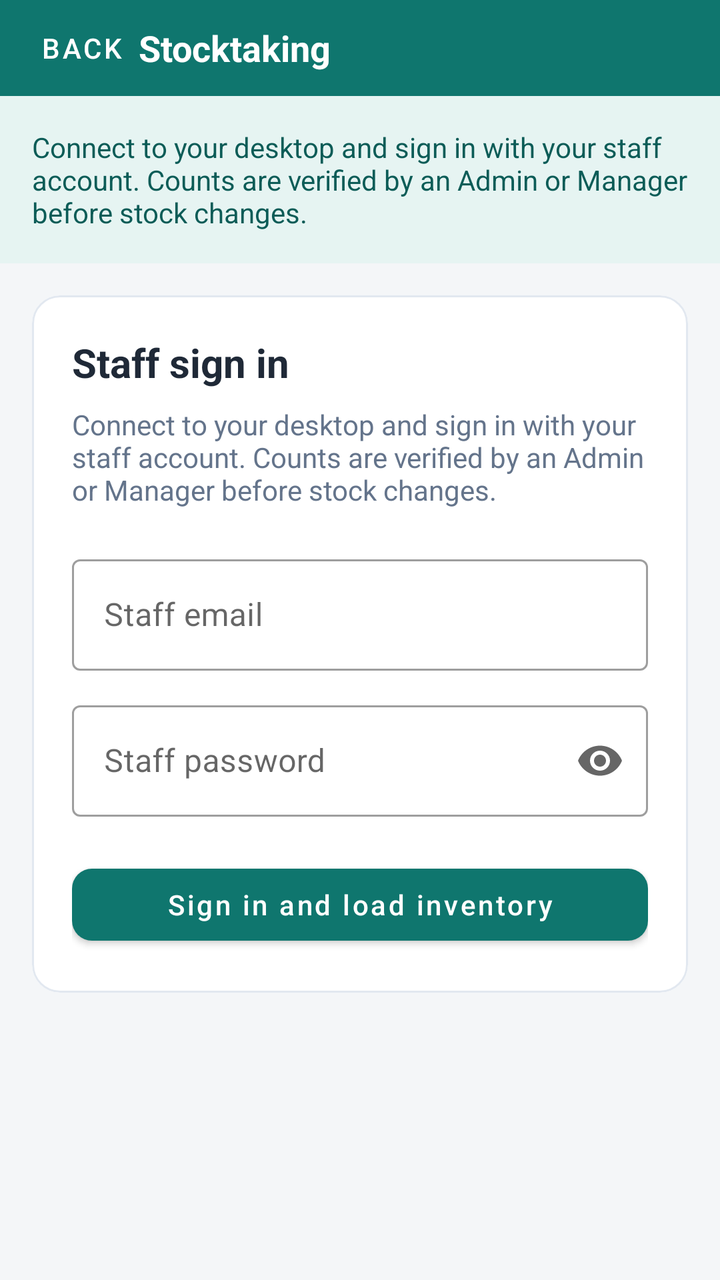
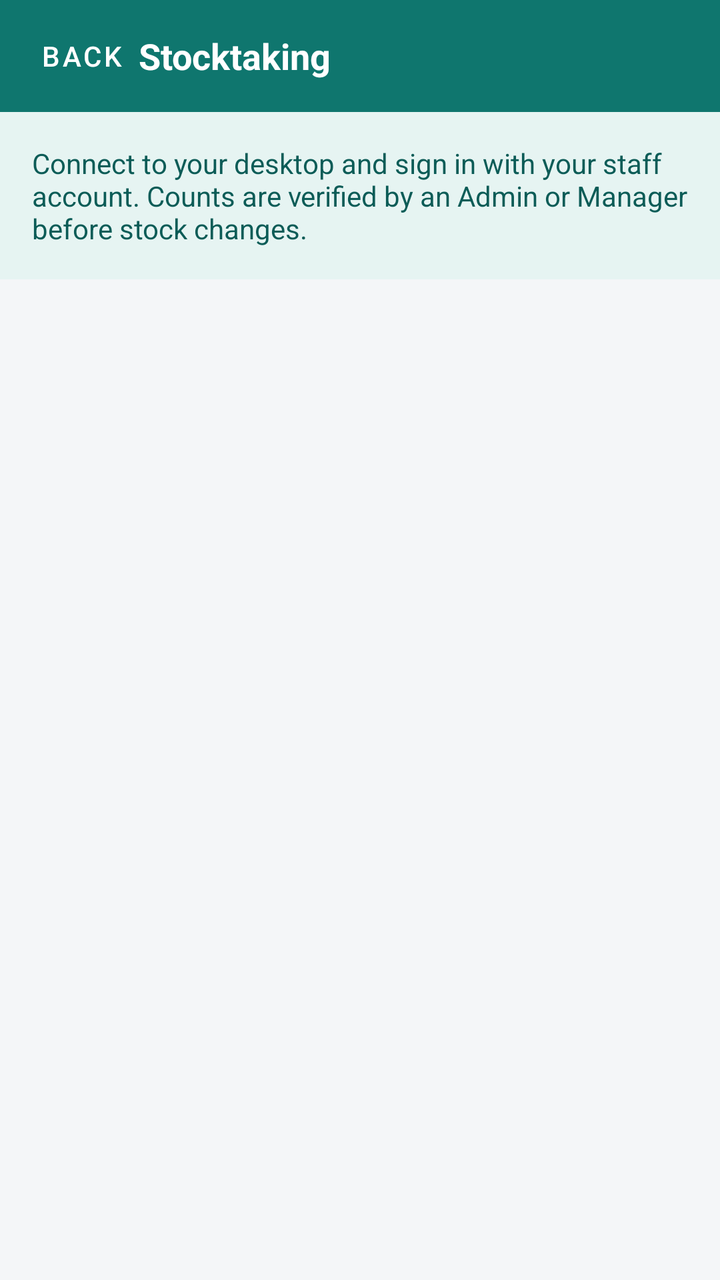

Before-and-after screenshots of an Android layout around one commit, followed by the original layout XML and the change that was made.
<!-- AndroidManifest.xml: application theme Theme.POSScanner -->
<!-- res/layout/activity_stocktake.xml -->
<?xml version="1.0" encoding="utf-8"?>
<LinearLayout xmlns:android="http://schemas.android.com/apk/res/android" xmlns:app="http://schemas.android.com/apk/res-auto"
    android:layout_width="match_parent" android:layout_height="match_parent" android:orientation="vertical" android:background="@color/bg">
    <LinearLayout android:layout_width="match_parent" android:layout_height="wrap_content" android:gravity="center_vertical"
        android:orientation="horizontal" android:paddingHorizontal="12dp" android:background="@color/brand_primary">
        <com.google.android.material.button.MaterialButton android:id="@+id/stocktakeBack" style="@style/Widget.MaterialComponents.Button.TextButton"
            android:layout_width="wrap_content" android:layout_height="48dp" android:minWidth="48dp" android:text="@string/back" android:textColor="@color/white" />
        <TextView android:layout_width="0dp" android:layout_height="wrap_content" android:layout_weight="1"
            android:text="@string/stocktaking" android:textColor="@color/white" android:textSize="18sp" android:textStyle="bold" />
        <com.google.android.material.button.MaterialButton android:id="@+id/stocktakeLogout" style="@style/Widget.MaterialComponents.Button.TextButton"
            android:layout_width="wrap_content" android:layout_height="48dp" android:text="@string/sign_out" android:textColor="@color/white" android:visibility="gone" />
    </LinearLayout>
    <ProgressBar android:id="@+id/stocktakeProgress" style="?android:attr/progressBarStyleHorizontal"
        android:layout_width="match_parent" android:layout_height="4dp" android:indeterminate="true" android:visibility="gone" />
    <TextView android:id="@+id/stocktakeStatus" android:layout_width="match_parent" android:layout_height="wrap_content"
        android:padding="16dp" android:text="@string/stocktake_login_hint" android:textColor="@color/brand_primary_dark"
        android:background="@color/brand_primary_light" android:accessibilityLiveRegion="polite" />
    <ScrollView android:id="@+id/stocktakeLoginPanel" android:layout_width="match_parent" android:layout_height="0dp"
        android:layout_weight="1" android:fillViewport="true">
        <LinearLayout android:layout_width="match_parent" android:layout_height="wrap_content" android:orientation="vertical" android:padding="16dp">
            <com.google.android.material.card.MaterialCardView style="@style/ActionRow" android:layout_width="match_parent" android:layout_height="wrap_content">
                <LinearLayout android:layout_width="match_parent" android:layout_height="wrap_content" android:padding="20dp" android:orientation="vertical">
                    <TextView android:layout_width="match_parent" android:layout_height="wrap_content" android:text="@string/staff_sign_in"
                        android:textSize="20sp" android:textStyle="bold" android:textColor="@color/ink" />
                    <TextView android:layout_width="match_parent" android:layout_height="wrap_content" android:layout_marginTop="8dp"
                        android:text="@string/stocktake_login_hint" android:textSize="14sp" android:textColor="@color/muted" />
                    <com.google.android.material.textfield.TextInputLayout style="@style/Widget.MaterialComponents.TextInputLayout.OutlinedBox"
                        android:layout_width="match_parent" android:layout_height="wrap_content" android:layout_marginTop="20dp" android:hint="@string/staff_email">
                        <com.google.android.material.textfield.TextInputEditText android:id="@+id/stocktakeEmail" android:layout_width="match_parent"
                            android:layout_height="wrap_content" android:inputType="textEmailAddress" android:autofillHints="username" android:singleLine="true" />
                    </com.google.android.material.textfield.TextInputLayout>
                    <com.google.android.material.textfield.TextInputLayout style="@style/Widget.MaterialComponents.TextInputLayout.OutlinedBox"
                        android:layout_width="match_parent" android:layout_height="wrap_content" android:layout_marginTop="12dp"
                        android:hint="@string/staff_password" app:endIconMode="password_toggle">
                        <com.google.android.material.textfield.TextInputEditText android:id="@+id/stocktakePassword" android:layout_width="match_parent"
                            android:layout_height="wrap_content" android:inputType="textPassword" android:autofillHints="password" android:singleLine="true" />
                    </com.google.android.material.textfield.TextInputLayout>
                    <com.google.android.material.button.MaterialButton android:id="@+id/stocktakeLogin" android:layout_width="match_parent"
                        android:layout_height="wrap_content" android:minHeight="48dp" android:layout_marginTop="20dp" android:text="@string/sign_in_load_inventory"
                        android:textAllCaps="false" app:cornerRadius="10dp" />
                </LinearLayout>
            </com.google.android.material.card.MaterialCardView>
        </LinearLayout>
    </ScrollView>
    <LinearLayout android:id="@+id/stocktakeCountPanel" android:layout_width="match_parent" android:layout_height="0dp"
        android:layout_weight="1" android:orientation="vertical" android:paddingHorizontal="16dp" android:visibility="gone">
        <TextView android:id="@+id/stocktakeSummary" android:layout_width="match_parent" android:layout_height="wrap_content"
            android:paddingVertical="12dp" android:textSize="16sp" android:textStyle="bold" android:textColor="@color/ink" />
        <com.google.android.material.textfield.TextInputLayout style="@style/Widget.MaterialComponents.TextInputLayout.OutlinedBox"
            android:layout_width="match_parent" android:layout_height="wrap_content" android:hint="@string/search_inventory">
            <com.google.android.material.textfield.TextInputEditText android:id="@+id/stocktakeSearch" android:layout_width="match_parent"
                android:layout_height="wrap_content" android:singleLine="true" android:inputType="text" />
        </com.google.android.material.textfield.TextInputLayout>
        <com.google.android.material.button.MaterialButton android:id="@+id/stocktakeScan" style="@style/Widget.MaterialComponents.Button.OutlinedButton"
            android:layout_width="match_parent" android:layout_height="wrap_content" android:minHeight="48dp"
            android:text="@string/scan_product_barcode" android:textAllCaps="false" app:icon="@drawable/ic_inventory" app:cornerRadius="10dp" />
        <androidx.recyclerview.widget.RecyclerView android:id="@+id/stocktakeItems" android:layout_width="match_parent"
            android:layout_height="0dp" android:layout_weight="1" android:clipToPadding="false" android:paddingVertical="8dp" />
        <TextView android:id="@+id/stocktakeEmpty" android:layout_width="match_parent" android:layout_height="wrap_content"
            android:text="@string/no_inventory_matches" android:padding="16dp" android:textColor="@color/muted" android:visibility="gone" />
        <com.google.android.material.textfield.TextInputLayout style="@style/Widget.MaterialComponents.TextInputLayout.OutlinedBox"
            android:layout_width="match_parent" android:layout_height="wrap_content" android:hint="@string/count_notes">
            <com.google.android.material.textfield.TextInputEditText android:id="@+id/stocktakeNotes" android:layout_width="match_parent"
                android:layout_height="wrap_content" android:maxLength="1000" android:maxLines="2" android:inputType="textMultiLine|textCapSentences" />
        </com.google.android.material.textfield.TextInputLayout>
        <com.google.android.material.button.MaterialButton android:id="@+id/stocktakeSubmit" android:layout_width="match_parent"
            android:layout_height="wrap_content" android:minHeight="48dp" android:text="@string/submit_for_approval" android:textAllCaps="false" app:cornerRadius="10dp" />
        <com.google.android.material.button.MaterialButton android:id="@+id/stocktakeNew" style="@style/Widget.MaterialComponents.Button.TextButton"
            android:layout_width="match_parent" android:layout_height="wrap_content" android:minHeight="48dp"
            android:text="@string/start_fresh_count" android:textAllCaps="false" />
    </LinearLayout>
</LinearLayout>
<!-- resources referenced by this layout -->
<resources>
  <color name="bg">#F4F6F8</color>
  <color name="brand_primary">#0F766E</color>
  <color name="brand_primary_dark">#0C5C57</color>
  <color name="brand_primary_light">#E6F4F2</color>
  <color name="ink">#1F2937</color>
  <color name="muted">#64748B</color>
  <color name="white">#FFFFFF</color>
  <!-- drawable ic_inventory (drawable) -->
  <vector xmlns:android="http://schemas.android.com/apk/res/android"
      android:width="24dp"
      android:height="24dp"
      android:viewportWidth="24"
      android:viewportHeight="24">
      <path
          android:strokeColor="@android:color/white"
          android:strokeWidth="2"
          android:strokeLineJoin="round"
          android:strokeLineCap="round"
          android:fillColor="#00000000"
          android:pathData="M4,8 L12,4 L20,8 L20,18 L12,22 L4,18 Z" />
      <path
          android:strokeColor="@android:color/white"
          android:strokeWidth="2"
          android:strokeLineCap="round"
          android:fillColor="#00000000"
          android:pathData="M4,8 L12,12 L20,8 M12,12 L12,22" />
  </vector>
  <string name="back">Back</string>
  <string name="count_notes">Count notes (optional)</string>
  <string name="no_inventory_matches">No products match your search.</string>
  <string name="scan_product_barcode">Scan product barcode</string>
  <string name="search_inventory">Search name or barcode</string>
  <string name="sign_in_load_inventory">Sign in and load inventory</string>
  <string name="sign_out">Sign out</string>
  <string name="staff_email">Staff email</string>
  <string name="staff_password">Staff password</string>
  <string name="staff_sign_in">Staff sign in</string>
  <string name="start_fresh_count">Start a fresh count</string>
  <string name="stocktake_login_hint">Connect to your desktop and sign in with your staff account. Counts are verified by an Admin or Manager before stock changes.</string>
  <string name="stocktaking">Stocktaking</string>
  <string name="submit_for_approval">Submit for approval</string>
  <style name="ActionRow" parent="Widget.MaterialComponents.CardView">
          <item name="cardCornerRadius">14dp</item>
          <item name="cardElevation">0dp</item>
          <item name="strokeColor">@color/border</item>
          <item name="strokeWidth">1dp</item>
          <item name="cardBackgroundColor">@color/surface</item>
      </style>
  <style name="Theme.POSScanner" parent="Theme.MaterialComponents.Light.NoActionBar">
          <item name="colorPrimary">@color/brand_primary</item>
          <item name="colorPrimaryDark">@color/brand_primary_dark</item>
          <item name="colorAccent">@color/brand_primary</item>
          <item name="colorOnPrimary">@color/white</item>
          <item name="android:statusBarColor">@color/brand_primary_dark</item>
          <item name="android:windowBackground">@color/bg</item>
      </style>
  <color name="border">#E2E8F0</color>
  <color name="surface">#FFFFFF</color>
</resources>

<!-- the commit's change to res/layout/activity_stocktake.xml (unified diff, before → after) -->
@@ -2,46 +2,18 @@
 <LinearLayout xmlns:android="http://schemas.android.com/apk/res/android" xmlns:app="http://schemas.android.com/apk/res-auto"
     android:layout_width="match_parent" android:layout_height="match_parent" android:orientation="vertical" android:background="@color/bg">
     <LinearLayout android:layout_width="match_parent" android:layout_height="wrap_content" android:gravity="center_vertical"
-        android:orientation="horizontal" android:paddingHorizontal="12dp" android:background="@color/brand_primary">
+        android:orientation="horizontal" android:paddingHorizontal="12dp" android:minHeight="56dp" android:background="@color/brand_primary">
         <com.google.android.material.button.MaterialButton android:id="@+id/stocktakeBack" style="@style/Widget.MaterialComponents.Button.TextButton"
             android:layout_width="wrap_content" android:layout_height="48dp" android:minWidth="48dp" android:text="@string/back" android:textColor="@color/white" />
         <TextView android:layout_width="0dp" android:layout_height="wrap_content" android:layout_weight="1"
             android:text="@string/stocktaking" android:textColor="@color/white" android:textSize="18sp" android:textStyle="bold" />
-        <com.google.android.material.button.MaterialButton android:id="@+id/stocktakeLogout" style="@style/Widget.MaterialComponents.Button.TextButton"
-            android:layout_width="wrap_content" android:layout_height="48dp" android:text="@string/sign_out" android:textColor="@color/white" android:visibility="gone" />
+
     </LinearLayout>
     <ProgressBar android:id="@+id/stocktakeProgress" style="?android:attr/progressBarStyleHorizontal"
         android:layout_width="match_parent" android:layout_height="4dp" android:indeterminate="true" android:visibility="gone" />
     <TextView android:id="@+id/stocktakeStatus" android:layout_width="match_parent" android:layout_height="wrap_content"
         android:padding="16dp" android:text="@string/stocktake_login_hint" android:textColor="@color/brand_primary_dark"
         android:background="@color/brand_primary_light" android:accessibilityLiveRegion="polite" />
-    <ScrollView android:id="@+id/stocktakeLoginPanel" android:layout_width="match_parent" android:layout_height="0dp"
-        android:layout_weight="1" android:fillViewport="true">
-        <LinearLayout android:layout_width="match_parent" android:layout_height="wrap_content" android:orientation="vertical" android:padding="16dp">
-            <com.google.android.material.card.MaterialCardView style="@style/ActionRow" android:layout_width="match_parent" android:layout_height="wrap_content">
-                <LinearLayout android:layout_width="match_parent" android:layout_height="wrap_content" android:padding="20dp" android:orientation="vertical">
-                    <TextView android:layout_width="match_parent" android:layout_height="wrap_content" android:text="@string/staff_sign_in"
-                        android:textSize="20sp" android:textStyle="bold" android:textColor="@color/ink" />
-                    <TextView android:layout_width="match_parent" android:layout_height="wrap_content" android:layout_marginTop="8dp"
-                        android:text="@string/stocktake_login_hint" android:textSize="14sp" android:textColor="@color/muted" />
-                    <com.google.android.material.textfield.TextInputLayout style="@style/Widget.MaterialComponents.TextInputLayout.OutlinedBox"
-                        android:layout_width="match_parent" android:layout_height="wrap_content" android:layout_marginTop="20dp" android:hint="@string/staff_email">
-                        <com.google.android.material.textfield.TextInputEditText android:id="@+id/stocktakeEmail" android:layout_width="match_parent"
-                            android:layout_height="wrap_content" android:inputType="textEmailAddress" android:autofillHints="username" android:singleLine="true" />
-                    </com.google.android.material.textfield.TextInputLayout>
-                    <com.google.android.material.textfield.TextInputLayout style="@style/Widget.MaterialComponents.TextInputLayout.OutlinedBox"
-                        android:layout_width="match_parent" android:layout_height="wrap_content" android:layout_marginTop="12dp"
-                        android:hint="@string/staff_password" app:endIconMode="password_toggle">
-                        <com.google.android.material.textfield.TextInputEditText android:id="@+id/stocktakePassword" android:layout_width="match_parent"
-                            android:layout_height="wrap_content" android:inputType="textPassword" android:autofillHints="password" android:singleLine="true" />
-                    </com.google.android.material.textfield.TextInputLayout>
-                    <com.google.android.material.button.MaterialButton android:id="@+id/stocktakeLogin" android:layout_width="match_parent"
-                        android:layout_height="wrap_content" android:minHeight="48dp" android:layout_marginTop="20dp" android:text="@string/sign_in_load_inventory"
-                        android:textAllCaps="false" app:cornerRadius="10dp" />
-                </LinearLayout>
-            </com.google.android.material.card.MaterialCardView>
-        </LinearLayout>
-    </ScrollView>
     <LinearLayout android:id="@+id/stocktakeCountPanel" android:layout_width="match_parent" android:layout_height="0dp"
         android:layout_weight="1" android:orientation="vertical" android:paddingHorizontal="16dp" android:visibility="gone">
         <TextView android:id="@+id/stocktakeSummary" android:layout_width="match_parent" android:layout_height="wrap_content"
<!-- resource entries referenced after the edit -->
@@ -32,31 +32,23 @@
   <string name="no_inventory_matches">No products match your search.</string>
   <string name="scan_product_barcode">Scan product barcode</string>
   <string name="search_inventory">Search name or barcode</string>
-  <string name="sign_in_load_inventory">Sign in and load inventory</string>
-  <string name="sign_out">Sign out</string>
-  <string name="staff_email">Staff email</string>
-  <string name="staff_password">Staff password</string>
-  <string name="staff_sign_in">Staff sign in</string>
   <string name="start_fresh_count">Start a fresh count</string>
   <string name="stocktake_login_hint">Connect to your desktop and sign in with your staff account. Counts are verified by an Admin or Manager before stock changes.</string>
   <string name="stocktaking">Stocktaking</string>
   <string name="submit_for_approval">Submit for approval</string>
-  <style name="ActionRow" parent="Widget.MaterialComponents.CardView">
-          <item name="cardCornerRadius">14dp</item>
-          <item name="cardElevation">0dp</item>
-          <item name="strokeColor">@color/border</item>
-          <item name="strokeWidth">1dp</item>
-          <item name="cardBackgroundColor">@color/surface</item>
-      </style>
   <style name="Theme.POSScanner" parent="Theme.MaterialComponents.Light.NoActionBar">
           <item name="colorPrimary">@color/brand_primary</item>
           <item name="colorPrimaryDark">@color/brand_primary_dark</item>
           <item name="colorAccent">@color/brand_primary</item>
           <item name="colorOnPrimary">@color/white</item>
+          <item name="colorSecondary">@color/brand_primary</item>
+          <item name="colorSurface">@color/surface</item>
+          <item name="colorOnSurface">@color/ink</item>
+          <item name="android:textColorPrimary">@color/ink</item>
+          <item name="android:textColorSecondary">@color/muted</item>
           <item name="android:statusBarColor">@color/brand_primary_dark</item>
           <item name="android:windowBackground">@color/bg</item>
       </style>
-  <color name="border">#E2E8F0</color>
   <color name="surface">#FFFFFF</color>
 </resources>
 
